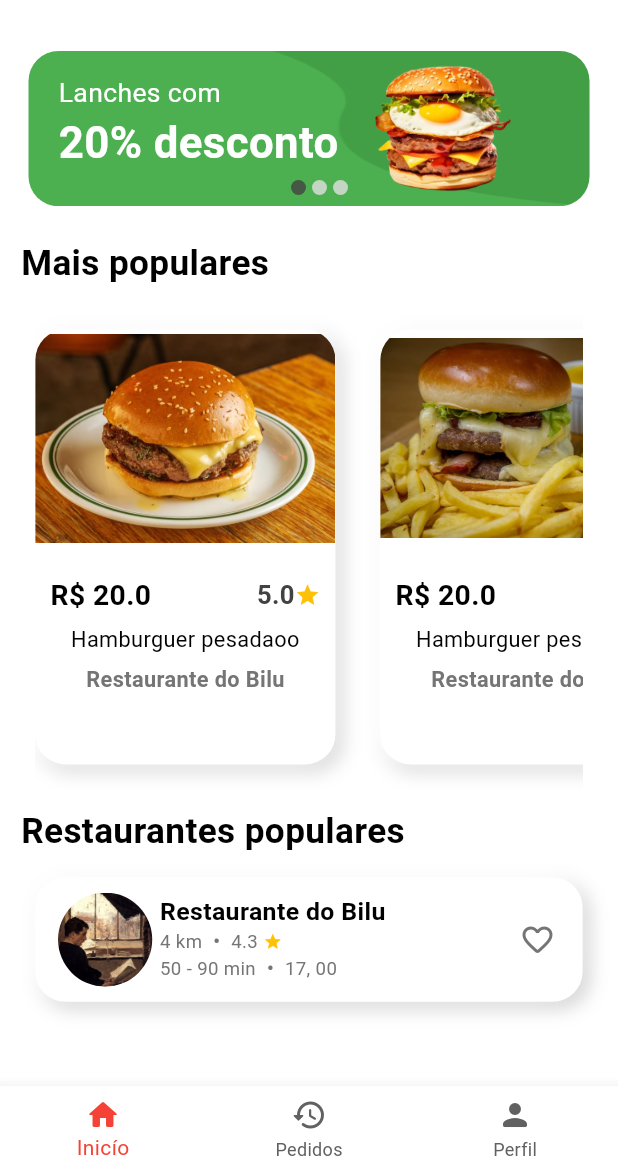
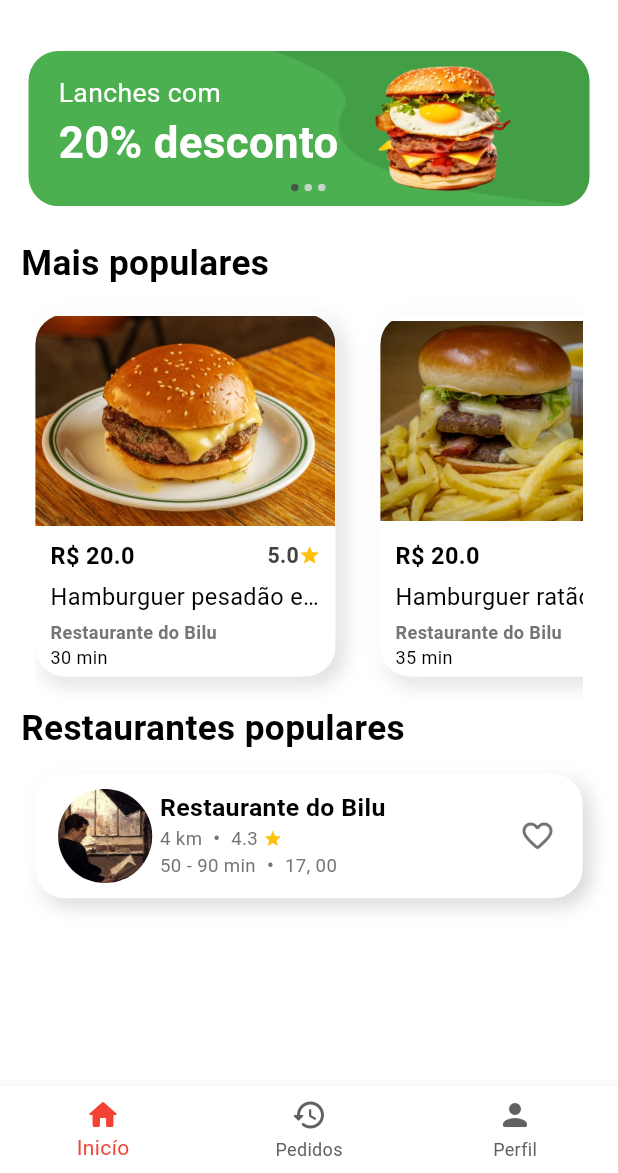
Before and after one commit to diaspedro7/delivery-app, a Flutter app: the screen it shows after launch, on a phone screen of 412 x 824 dp, the part 63-1236 px from its top. Run offline on Flutter 3.47's test engine with Material 3 defaults, Android fonts, the phone set to English and light mode, and no system bars.

Commit message:
Product widget improvement

```diff
--- a/lib/components/produto_widget.dart
+++ b/lib/components/produto_widget.dart
@@ -44,13 +44,14 @@ class ProdutoWidget extends StatelessWidget {
             child: Image.asset(
               comida.foto,
               width: containerSize.maxWidth, //* 0.9,
-              height: containerSize.maxHeight * 0.5,
+              height: containerSize.maxHeight * 0.59,
               fit: BoxFit.fitWidth,
             ),
           ),
           Padding(
-            padding: const EdgeInsets.all(10.0),
+            padding: const EdgeInsets.only(left: 10.0, right: 10.0),
             child: Column(
+              crossAxisAlignment: CrossAxisAlignment.start,
               children: [
                 SizedBox(height: containerSize.maxHeight * 0.03),
                 Row(
@@ -80,11 +81,11 @@ class ProdutoWidget extends StatelessWidget {
                 SizedBox(height: containerSize.maxHeight * 0.02),
                 Text(
                   comida.nome,
-                  textAlign: TextAlign.center,
+                  textAlign: TextAlign.start,
                   maxLines: 1,
                   overflow: TextOverflow.ellipsis,
                   style: TextStyle(
-                      fontSize: containerSize.maxHeight * 0.05,
+                      fontSize: containerSize.maxHeight * 0.065,
                       color: Colors.black),
                 ),
                 SizedBox(height: containerSize.maxHeight * 0.02),
@@ -95,6 +96,15 @@ class ProdutoWidget extends StatelessWidget {
                         fontSize: containerSize.maxHeight * 0.05,
                         fontWeight: FontWeight.w700,
                         color: Colors.grey.shade600)),
+                Text(
+                  comida.tempoMedio,
+                  textAlign: TextAlign.start,
+                  maxLines: 1,
+                  overflow: TextOverflow.ellipsis,
+                  style: TextStyle(
+                      fontSize: containerSize.maxHeight * 0.05,
+                      color: Colors.black),
+                ),
               ],
             ),
           ),
--- a/lib/components/restaurante_widget.dart
+++ b/lib/components/restaurante_widget.dart
@@ -117,7 +117,7 @@ class RestauranteWidget extends StatelessWidget {
                                     fontWeight: FontWeight.bold,
                                   )),
                               SizedBox(width: tileSize.maxWidth * 0.02),
-                              Text(restaurante.precoMinimo,
+                              Text(restaurante.frete,
                                   textAlign: TextAlign.start,
                                   overflow: TextOverflow.ellipsis,
                                   style: TextStyle(
--- a/lib/models/comida.dart
+++ b/lib/models/comida.dart
@@ -6,6 +6,7 @@ class Comida {
   String restaurante;
   String avaliacao;
   String foto;
+  final String tempoMedio;
 
   //Construtor da Classe
   Comida(
@@ -13,7 +14,8 @@ class Comida {
       required this.nome,
       required this.restaurante,
       required this.avaliacao,
-      required this.foto});
+      required this.foto,
+      required this.tempoMedio});
 
   //Função que trabalha os dados da classe
   double calcularPrecoComDesconto({required double desconto}) {
--- a/lib/models/restaurantes.dart
+++ b/lib/models/restaurantes.dart
@@ -2,7 +2,7 @@ class Restaurante {
   final String nome;
   final String distancia;
   final String tempoMedio;
-  final String precoMinimo;
+  final String frete;
   final String avaliacao;
   final String foto;
 
@@ -10,7 +10,7 @@ class Restaurante {
       {required this.nome,
       required this.distancia,
       required this.tempoMedio,
-      required this.precoMinimo,
+      required this.frete,
       required this.avaliacao,
       required this.foto});
 }
--- a/lib/pages/home_page.dart
+++ b/lib/pages/home_page.dart
@@ -120,7 +120,7 @@ class _HomePageState extends State<HomePage> {
                                         imageWidth: size.maxWidth * 0.3,
                                         card: cardsVM.listaCards[realIndex],
                                       ),
-                                      selectedCardWidget(
+                                      SelectedCardWidget(
                                         cardsVM: cardsVM,
                                         homepageVM: homepageVM,
                                         width: size.maxWidth,
@@ -149,7 +149,7 @@ class _HomePageState extends State<HomePage> {
                       ],
                     ),
                     Container(
-                        height: size.maxHeight * 0.5,
+                        height: size.maxHeight * 0.4,
                         width: size.maxWidth * 0.95,
                         padding: EdgeInsets.all(0.0),
                         child: SingleChildScrollView(
@@ -159,7 +159,7 @@ class _HomePageState extends State<HomePage> {
                               return Padding(
                                 padding: const EdgeInsets.only(right: 30.0),
                                 child: SizedBox(
-                                    height: size.maxHeight * 0.42,
+                                    height: size.maxHeight * 0.35,
                                     child: ProdutoWidget(comida: comida)),
                               );
                             }).toList()))),
@@ -204,8 +204,8 @@ class _HomePageState extends State<HomePage> {
   }
 }
 
-class selectedCardWidget extends StatelessWidget {
-  const selectedCardWidget({
+class SelectedCardWidget extends StatelessWidget {
+  const SelectedCardWidget({
     super.key,
     required this.cardsVM,
     required this.homepageVM,
@@ -232,8 +232,8 @@ class selectedCardWidget extends StatelessWidget {
                 return Padding(
                   padding: const EdgeInsets.only(right: 4.0),
                   child: Container(
-                    width: 10,
-                    height: 10,
+                    width: 5,
+                    height: 5,
                     decoration: BoxDecoration(
                         color: homepageVM.selectedCardIndex == index
                             ? Colors.grey.shade800.withOpacity(0.8)
--- a/lib/providers/comida_viewmodel.dart
+++ b/lib/providers/comida_viewmodel.dart
@@ -9,16 +9,32 @@ class ComidaViewModel extends ChangeNotifier {
     //Instancia da classe Comida
     Comida(
         preco: 20.00,
-        nome: "Hamburguer pesadaoo",
+        nome: "Hamburguer pesadão e bem gordão",
         restaurante: "Restaurante do Bilu",
         avaliacao: "5.0",
-        foto: "assets/hamburguer_1.jpg"),
+        foto: "assets/hamburguer_1.jpg",
+        tempoMedio: "30 min"),
     Comida(
         preco: 20.00,
-        nome: "Hamburguer pesadaoo",
+        nome: "Hamburguer ratão",
         restaurante: "Restaurante do Bilu",
         avaliacao: "5.0",
-        foto: "assets/hamburguer_2.jpg"),
+        foto: "assets/hamburguer_2.jpg",
+        tempoMedio: "35 min"),
+    Comida(
+        preco: 20.00,
+        nome: "Hamburguer tradicional",
+        restaurante: "Restaurante do Bilu",
+        avaliacao: "5.0",
+        foto: "assets/hamburguer_3.jpg",
+        tempoMedio: "35 min"),
+    Comida(
+        preco: 20.00,
+        nome: "Hamburguer recheado",
+        restaurante: "Restaurante do Bilu",
+        avaliacao: "5.0",
+        foto: "assets/hamburguer_4.jpeg",
+        tempoMedio: "35 min"),
   ];
 
   //Função referente a gerenciar os dados
--- a/lib/providers/restaurante_viewmodel.dart
+++ b/lib/providers/restaurante_viewmodel.dart
@@ -7,7 +7,7 @@ class RestauranteViewModel extends ChangeNotifier {
         nome: "Restaurante do Bilu",
         distancia: "4 km",
         tempoMedio: "50 - 90 min",
-        precoMinimo: "17, 00",
+        frete: "17, 00",
         avaliacao: "4.3",
         foto: "assets/restaurante.jpeg"),
   ];
--- a/pubspec.yaml
+++ b/pubspec.yaml
@@ -67,6 +67,8 @@ flutter:
     - assets/hamburguer_png.png
     - assets/hamburguer_1.jpg
     - assets/hamburguer_2.jpg
+    - assets/hamburguer_3.jpg
+    - assets/hamburguer_4.jpeg
     - assets/acai.png
     - assets/restaurante.jpeg
     - assets/card.png
```
Also changed, not shown: assets/hamburguer_3.jpg (added), assets/hamburguer_4.jpeg (added).
